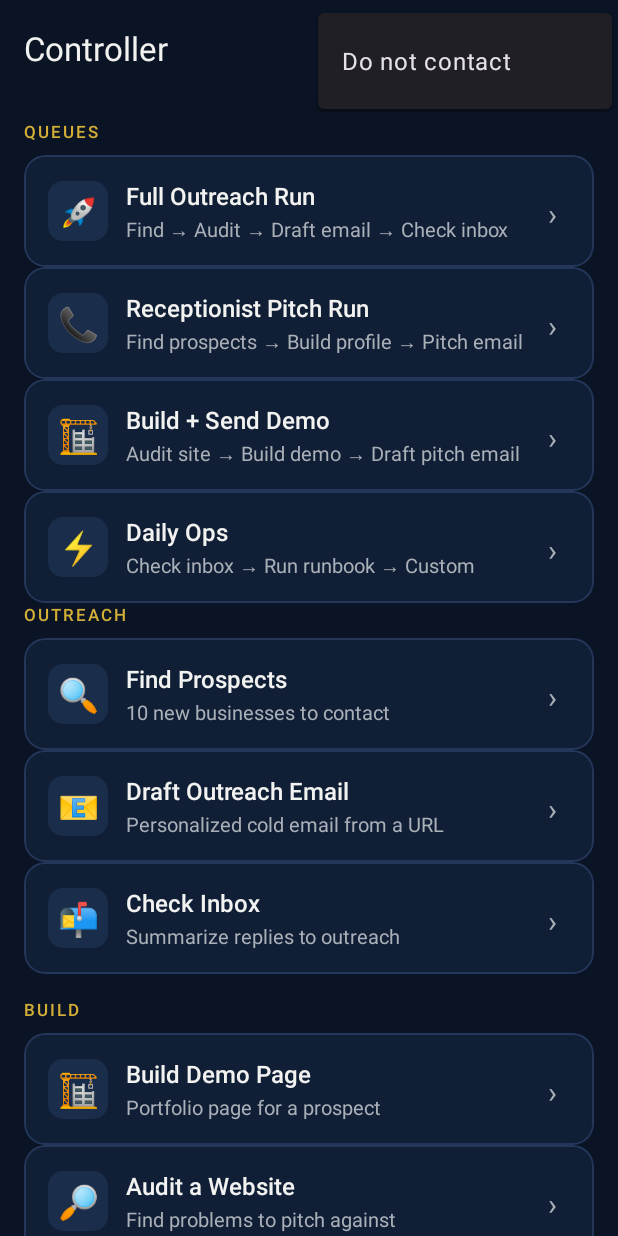
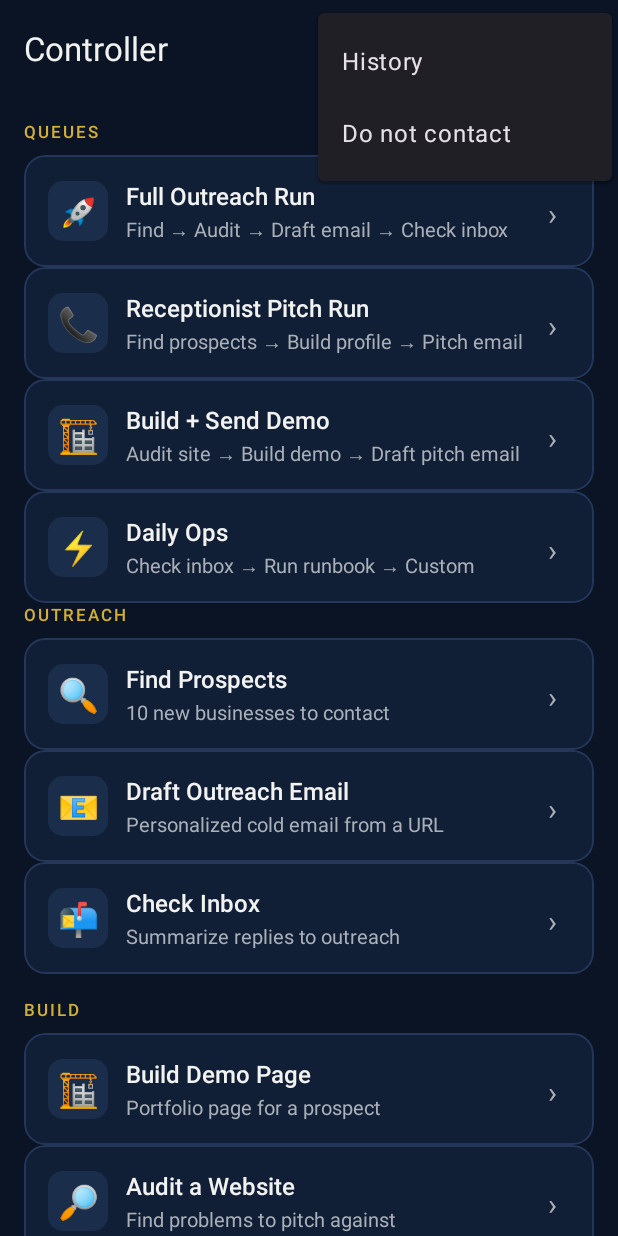
Before and after one commit to Halefire84/claude-controller, an Android app: the screen it shows after launch (MainActivity), with the options menu open, on a phone screen of 412 x 824 dp. Run offline under Robolectric (Android 15) with nearby library versions, the phone set to English and light mode, and no system bars.

Commit message:
fix: History menu item put in overflow (ifRoom icon-less item did not render)

```diff
--- a/app/src/main/res/menu/menu_main.xml
+++ b/app/src/main/res/menu/menu_main.xml
@@ -5,7 +5,7 @@
         android:id="@+id/action_history"
         android:title="History"
         android:contentDescription="Job history"
-        app:showAsAction="ifRoom" />
+        app:showAsAction="never" />
     <item
         android:id="@+id/action_dnc"
         android:title="Do not contact"
```
